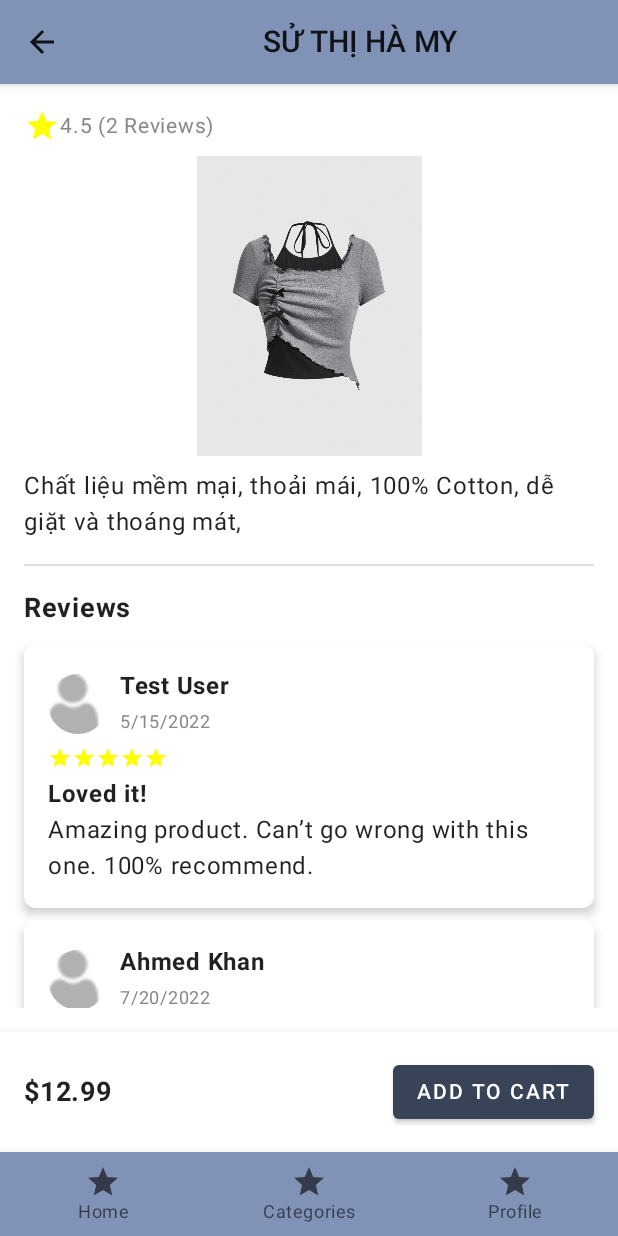
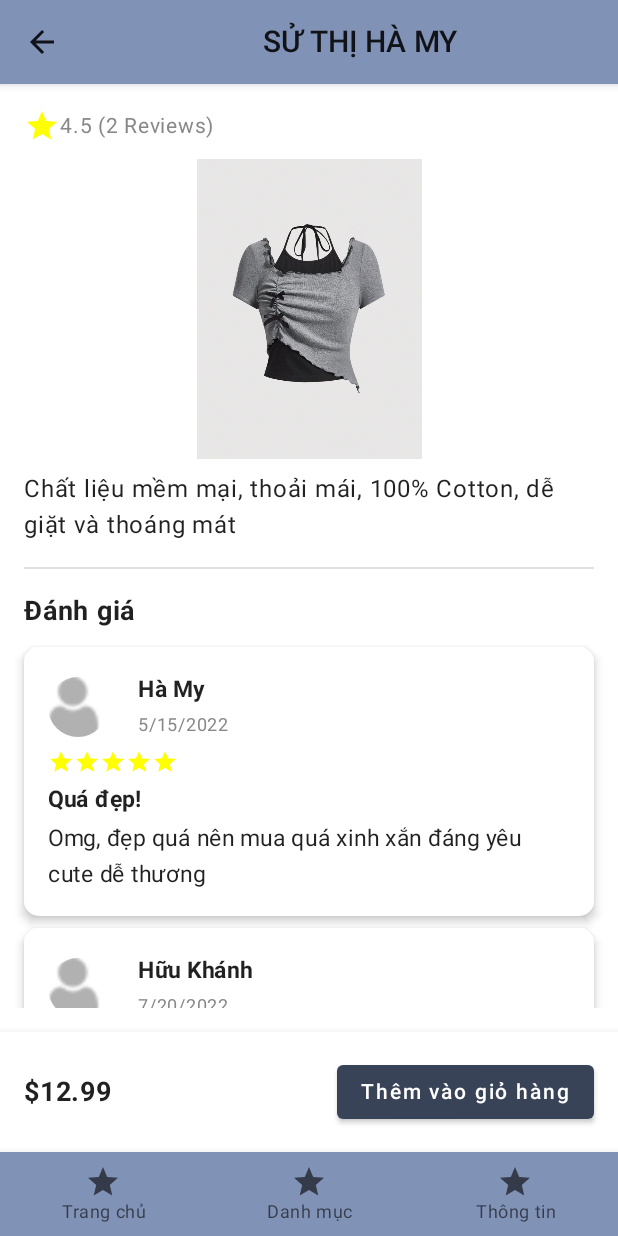
Before and after one commit to mysucute/Task1_LTDD, an Android app built with Jetpack Compose: the screen it shows after launch (MainActivity), after a tap on "SỬ THỊ HÀ MY", on a phone screen of 412 x 824 dp. Run offline under Robolectric (Android 15) with nearby library versions, the phone set to English and light mode, and no system bars.

```diff
--- a/app/src/main/java/com/example/task1/MainActivity.kt
+++ b/app/src/main/java/com/example/task1/MainActivity.kt
@@ -1,12 +1,12 @@
 package com.example.task1
 
-import android.os.Bundle
+import android.os.Bundle // lưu trữ dlieu tạm thời
 import androidx.activity.ComponentActivity
 import androidx.activity.compose.setContent
-import androidx.compose.material.MaterialTheme
-import androidx.navigation.compose.rememberNavController
-import androidx.navigation.compose.NavHost
-import androidx.navigation.compose.composable
+import androidx.compose.material.MaterialTheme //giúp đnh nghĩa màu sắc, type, theme
+import androidx.navigation.compose.rememberNavController // quản lý điều hướng giữua các màn hình
+import androidx.navigation.compose.NavHost //chứa ds các màn hình mà user có thể đìu hướng đến
+import androidx.navigation.compose.composable //lket 1 mhình vs 1 đg dẫn cụ thể
 import com.example.task1.ProductDetailScreen
 import com.example.task1.ProductListScreen
 
@@ -16,12 +16,12 @@ class MainActivity : ComponentActivity() {
         super.onCreate(savedInstanceState)
         setContent {
             MaterialTheme {
-                val navController = rememberNavController()
-                NavHost(navController, startDestination = "list") {
-                    composable("list") { ProductListScreen(navController) }
-                    composable("detail/{productId}") { backStackEntry ->
-                        val productId = backStackEntry.arguments?.getString("productId")?.toInt() ?: 0
-                        ProductDetailScreen(productId, navController)
+                val navController = rememberNavController() // đtg iều hướng giữa các màn hình, giúp lưu state navcontroler khi dao diện thay đổi
+                NavHost(navController, startDestination = "list") {// chỉ đnh mhinh đầu tiên là plist
+                    composable("list") { ProductListScreen(navController) }// hiển thị plist và truền navcontroller vào
+                    composable("detail/{productId}") { backStackEntry -> //đìu hướng đến detail theo id, sau đó hiển thị
+                        val productId = backStackEntry.arguments?.getString("productId")?.toIntOrNull() ?: 0 // đổi id chuỗi thành số để truy cập
+                        ProductDetailScreen(productId, navController) // hthị chi tiết sp với id đc lấy từ đg dẫn
                     }
                 }
             }
--- a/app/src/main/java/com/example/task1/ProductDetailScreen.kt
+++ b/app/src/main/java/com/example/task1/ProductDetailScreen.kt
@@ -1,14 +1,17 @@
 package com.example.task1
 
 import androidx.compose.foundation.Image
-import androidx.compose.foundation.layout.*
-import androidx.compose.foundation.shape.CircleShape
-import androidx.compose.foundation.shape.RoundedCornerShape
-import androidx.compose.material.*
+import androidx.compose.foundation.layout.* // cung cấp row, column, spacer, padding
+import androidx.compose.foundation.lazy.LazyColumn// tạo ds cuộn
+import androidx.compose.foundation.lazy.items
+import androidx.compose.foundation.shape.CircleShape// bo tròn
+import androidx.compose.foundation.shape.RoundedCornerShape// bo tròn
+import androidx.compose.material.* // cung cấp card, text, button, scaffold, topappbar
 import androidx.compose.material.icons.Icons
 import androidx.compose.material.icons.filled.ArrowBack
 import androidx.compose.material.icons.filled.Star
-import androidx.compose.runtime.Composable
+import androidx.compose.runtime.Composable // xđinh hàm compose
+import androidx.compose.runtime.remember // lưu trạng thái
 import androidx.compose.ui.Alignment
 import androidx.compose.ui.Modifier
 import androidx.compose.ui.draw.clip
@@ -18,45 +21,62 @@ import androidx.compose.ui.text.font.FontWeight
 import androidx.compose.ui.text.style.TextAlign
 import androidx.compose.ui.unit.dp
 import androidx.compose.ui.unit.sp
+import androidx.compose.ui.tooling.preview.Preview
+import androidx.compose.ui.platform.LocalContext // lấy context hiện tại trong compose
 import androidx.navigation.NavController
-import androidx.compose.foundation.lazy.LazyColumn
-import androidx.compose.foundation.lazy.items
-
-
-
+import androidx.navigation.testing.TestNavHostController // navcontroller giả lập cho preview
 
 @Composable
-fun ProductDetailScreen(productId: Int, navController: NavController) {
-    val product = sampleProducts.first { it.id == productId }
+fun rememberFakeNavController(): NavController { // tạo navcontroller giả lập để preview
+    val context = LocalContext.current // lấy context hiện tại
+    return remember { TestNavHostController(context) }
+}
 
+@Preview
+@Composable
+fun PreviewProductDetailScreen() {
+    val navController = rememberFakeNavController()
+    ProductDetailScreen(productId = 1, navController = navController)
+}
+
+//hiển thị thông tin chi tiết của sp
+@Composable
+fun ProductDetailScreen(productId: Int, navController: NavController) { //lấy tt dựa trên productid
+    val product = sampleProducts.firstOrNull { it.id == productId }// tìm sp theo id
+
+    if (product == null) { // nếu ko tìm thấy trả về null
+        Text("Không tìm thấy sản phẩm", fontSize = 20.sp, modifier = Modifier.padding(16.dp))
+        return
+    }
+
+    //giao ịeện chính
     Scaffold(
         topBar = {
-            TopAppBar(
+            TopAppBar( // thanh tiêu đề
                 title = {
                     Text(
-                        text = product.name,
+                        text = product.name, // hiển thị tên
                         modifier = Modifier.fillMaxWidth(),
                         textAlign = TextAlign.Center
                     )
                 },
-                backgroundColor = Color(0xFF8192B7), // Hồng nhạt
-                navigationIcon = {
+                backgroundColor = Color(0xFF8192B7),
+                navigationIcon = { // hiển thị nút quay lại
                     IconButton(onClick = { navController.popBackStack() }) {
                         Icon(Icons.Default.ArrowBack, contentDescription = "Back")
                     }
                 }
             )
         },
-        bottomBar = { BottomMenu() }
-    ) { paddingValues ->
+        bottomBar = { BottomMenu() } // thanh điều hướng dưới cùng
+    ) { paddingValues -> // trống giữa topappbar và bottommenu
         Column(
             modifier = Modifier
-                .padding(paddingValues)
+                .padding(paddingValues) // chừa không gian giữa topappbar và bottommenu
                 .fillMaxSize()
         ) {
-            LazyColumn(
-                modifier = Modifier
-                    .weight(1f)
+            LazyColumn( // tạo danh sách cuộn để hiển thị sản phẩm và đánh giá
+                modifier = Modifier.weight(1f) // chiếm toàn bộ không gian có thể cuộn
                     .padding(16.dp)
             ) {
                 item {
@@ -64,102 +84,123 @@ fun ProductDetailScreen(productId: Int, navController: NavController) {
                         Icon(Icons.Default.Star, contentDescription = "Rating", tint = Color.Yellow)
                         Text(text = "${product.rating} (2 Reviews)", fontSize = 14.sp, color = Color.Gray)
                     }
+                    Spacer(modifier = Modifier.height(10.dp)) // tạo khoảng cách cho phần tiếp theo
+
+                    Image(
+                        painter = painterResource(id = product.imageUrl), // lấy ảnh từ tài nguyên drawable
+                        contentDescription = product.name, // mô tả ảnh bằng tên sản phẩm
+                        modifier = Modifier
+                            .fillMaxWidth() // chiếm toàn bộ chiều rộng
+                            .height(200.dp)
+                            .clip(RoundedCornerShape(16.dp)) // bo góc ảnh
+                    )
                     Spacer(modifier = Modifier.height(8.dp))
 
-                    Image(
-                        painter = painterResource(id = product.imageUrl),
-                        contentDescription = product.name,
-                        modifier = Modifier
-                            .fillMaxWidth()
-                            .height(200.dp)
-                            .clip(RoundedCornerShape(16.dp))
-                    )
-                    Spacer(modifier = Modifier.height(8.dp))
                     Text(text = product.description, fontSize = 16.sp)
+
                     Spacer(modifier = Modifier.height(16.dp))
-                    Divider()
+
+                    Divider() // đường kẻ ngang
+
                     Spacer(modifier = Modifier.height(16.dp))
-                    Text("Reviews", fontSize = 18.sp, fontWeight = FontWeight.Bold)
+
+                    Text("Đánh giá", fontSize = 18.sp, fontWeight = FontWeight.Bold)
+
                     Spacer(modifier = Modifier.height(8.dp))
                 }
 
-                items(sampleReviews) { review ->
+                items(sampleReviews) { review -> // lặp qua danh sách sampleReviews để hiển thị
                     ReviewItem(
                         userName = review.userName,
                         date = review.date,
-                        rating = if (review.userName == "Test User") 5 else 4,
+                        rating = if (review.userName == "Hà My") 5 else 4,
                         title = review.title,
                         comment = review.comment
                     )
                 }
             }
 
-            BottomBar(product.price)
+            BottomBar(price = product.price) // thanh hiển thị giá ngay trên BottomMenu
         }
     }
 }
 
-
-// Danh sách mẫu cho bình luận
 data class Review(val userName: String, val date: String, val title: String, val comment: String)
 
 val sampleReviews = listOf(
-    Review("Test User", "5/15/2022", "Loved it!", "Amazing product. Can’t go wrong with this one. 100% recommend."),
-    Review("Ahmed Khan", "7/20/2022", "Excellent quality", "Amazing quality for the price."),
-    Review("Emily Johnson", "9/5/2023", "Very nice!", "Nice quality, will buy again."),
+    Review("Hà My", "5/15/2022", "Quá đẹp!", "Omg, đẹp quá nên mua quá xinh xắn đáng yêu cute dễ thương"),
+    Review("Hữu Khánh", "7/20/2022", "Tôi iu em", "Hàng đẹp nha sốp."),
+    Review("Con Chó", "9/5/2023", "Tốt lắm!", "Giá thành rẻ mặc hơi ngứa ôi quá xá là ngoan xinh yêu của mẹ ơi."),
 )
 
 
-
-
+//hàm đánh giá
+@Preview
 @Composable
-fun ReviewItem(userName: String, date: String, rating: Int, title: String, comment: String) {
-    Card(
-        shape = RoundedCornerShape(8.dp),
-        elevation = 4.dp,
+fun PreviewReviewItem() {
+    ReviewItem(
+        userName = "Hà My",
+        date = "10/10/2023",
+        rating = 5,
+        title = "Sản phẩm tốt!",
+        comment = "Tôi rất thích cái áo này, nên mua nha!"
+    )
+}
+@Composable
+fun ReviewItem(userName: String, date: String, rating: Int, title: String, comment: String) {// tham số truyền vào
+    Card( // làm hộp chứa đánh giá
+        shape = RoundedCornerShape(10.dp), // bo góc hộp
+        elevation = 4.dp, // hiệu ứngdđổ bóng
         modifier = Modifier
             .fillMaxWidth()
-            .padding(vertical = 4.dp)
+            .padding(vertical = 4.dp) //kc giữa các đnáh giá
     ) {
         Column(modifier = Modifier.padding(16.dp)) {
-            Row(verticalAlignment = Alignment.CenterVertically) {
+            Row(verticalAlignment = Alignment.CenterVertically) { //chia avt và tt ở cạnh nhau
                 Image(
-                    painter = painterResource(id = R.drawable.ic_person),
-                    contentDescription = "User Icon",
+                    painter = painterResource(id = R.drawable.ic_person),// lấy ảnh từ tài nguuyên drawable
+                    contentDescription = null,
                     modifier = Modifier
                         .size(40.dp)
-                        .clip(CircleShape)
+                        .clip(CircleShape) // làm tròn ảnh
                 )
-                Spacer(modifier = Modifier.width(8.dp))
+
+                Spacer(modifier = Modifier.width(20.dp)) // kc giữua ảnh và tt
+
                 Column {
-                    Text(text = userName, fontWeight = FontWeight.Bold)
+                    Text(text = userName, fontWeight = FontWeight.Bold, fontSize = 15.sp)
                     Text(text = date, fontSize = 12.sp, color = Color.Gray)
                 }
             }
 
-            Spacer(modifier = Modifier.height(4.dp))
+            Spacer(modifier = Modifier.height(4.dp)) //kc giữa tt và star
 
-            // ⭐ Hiển thị đánh giá sao
             Row {
-                repeat(rating) {
+                repeat(rating) { // vẽ số sao tương ứng vs rating
                     Icon(
-                        imageVector = Icons.Default.Star,
+                        imageVector = Icons.Default.Star, // bỉu tg star
                         contentDescription = "Star",
                         tint = Color.Yellow,
-                        modifier = Modifier.size(16.dp)
+                        modifier = Modifier.size(17.dp)
                     )
                 }
             }
 
             Spacer(modifier = Modifier.height(4.dp))
 
-            Text(text = title, fontWeight = FontWeight.Bold)
-            Text(text = comment)
+            Text(text = title, fontWeight = FontWeight.Bold, fontSize = 15.sp)
+            Spacer(modifier = Modifier.height(2.dp))
+            Text(text = comment, fontSize = 15.sp)
         }
     }
 }
 
 
+@Preview
+@Composable
+fun PreviewBottomBar() {
+    BottomBar(price = "$99.99")
+}
 @Composable
 fun BottomBar(price: String) {
     Surface(elevation = 8.dp) {
@@ -167,25 +208,51 @@ fun BottomBar(price: String) {
             modifier = Modifier
                 .fillMaxWidth()
                 .padding(16.dp),
-            horizontalArrangement = Arrangement.SpaceBetween,
+            horizontalArrangement = Arrangement.SpaceBetween, // căn giá và nút cách xa nhau
             verticalAlignment = Alignment.CenterVertically
         ) {
             Text(text = "$price", fontSize = 18.sp, fontWeight = FontWeight.Bold)
             Button(
                 onClick = { /* Add to Cart */ },
-                colors = ButtonDefaults.buttonColors(backgroundColor = Color(0xFF394357)) // Hồng nhạt
+                colors = ButtonDefaults.buttonColors(backgroundColor = Color(0xFF394357))
             ) {
-                Text("ADD TO CART", color = Color.White) // Chữ trắng để dễ đọc
+                Text("Thêm vào giỏ hàng", color = Color.White)
             }
         }
     }
 }
 
+@Preview
+@Composable
+fun PreviewBottomMenu() {
+    Surface {
+        BottomMenu()
+    }
+}
+
 @Composable
 fun BottomMenu() {
-    BottomNavigation(backgroundColor = Color(0xFF8192B7)) { // Hồng nhạt
-        BottomNavigationItem(icon = { Icon(Icons.Default.Star, contentDescription = "Home") }, label = { Text("Home") }, selected = false, onClick = {})
-        BottomNavigationItem(icon = { Icon(Icons.Default.Star, contentDescription = "Categories") }, label = { Text("Categories") }, selected = false, onClick = {})
-        BottomNavigationItem(icon = { Icon(Icons.Default.Star, contentDescription = "Profile") }, label = { Text("Profile") }, selected = false, onClick = {})
+    BottomNavigation( // thanh điều hướng
+        backgroundColor = Color(0xFF8192B7),
+        modifier = Modifier.fillMaxWidth() // đảm bảo menu hiển thị đầy đủ chiều rộng
+    ) {
+        BottomNavigationItem(
+            icon = { Icon(Icons.Default.Star, contentDescription = "Home") },
+            label = { Text("Trang chủ") },
+            selected = false,
+            onClick = {}
+        )
+        BottomNavigationItem(
+            icon = { Icon(Icons.Default.Star, contentDescription = "Categories") },
+            label = { Text("Danh mục") },
+            selected = false,
+            onClick = {}
+        )
+        BottomNavigationItem(
+            icon = { Icon(Icons.Default.Star, contentDescription = "Profile") },
+            label = { Text("Thông tin") },
+            selected = false,
+            onClick = {}
+        )
     }
 }
--- a/app/src/main/java/com/example/task1/ProductListScreen.kt
+++ b/app/src/main/java/com/example/task1/ProductListScreen.kt
@@ -2,24 +2,25 @@ package com.example.task1
 
 import androidx.compose.foundation.Image
 import androidx.compose.foundation.background
-import androidx.compose.foundation.clickable
-import androidx.compose.foundation.layout.*
-import androidx.compose.foundation.lazy.LazyColumn
+import androidx.compose.foundation.clickable //xử lí skien click vào sp
+import androidx.compose.foundation.layout.* // cung cấp row, column, box, spacer, padding...
+import androidx.compose.foundation.lazy.LazyColumn // danh sách cuộn
 import androidx.compose.foundation.lazy.items
 import androidx.compose.foundation.shape.RoundedCornerShape
-import androidx.compose.material.*
+import androidx.compose.material.* // cung cấp card, text, button, scaffold, topappbar
 import androidx.compose.material.icons.Icons
 import androidx.compose.material.icons.filled.*
 import androidx.compose.runtime.*
 import androidx.compose.ui.Alignment
-import androidx.compose.ui.Modifier
+import androidx.compose.ui.Modifier // chỉnh sửa layout
 import androidx.compose.ui.graphics.Color
-import androidx.compose.ui.res.painterResource
+import androidx.compose.ui.res.painterResource // load ảnh từ drawable
 import androidx.compose.ui.text.font.FontWeight
 import androidx.compose.ui.tooling.preview.Preview
-import androidx.compose.ui.unit.dp
-import androidx.compose.ui.unit.sp
+import androidx.compose.ui.unit.dp // kcach
+import androidx.compose.ui.unit.sp // kthuoc chữ
 import androidx.navigation.NavController
+import androidx.navigation.compose.rememberNavController
 import com.example.task1.ui.theme.Background
 
 data class Product(
@@ -32,7 +33,7 @@ data class Product(
 )
 
 val sampleProducts = listOf(
-    Product(1, "SỬ THỊ HÀ MY", "Chất liệu mềm mại, thoải mái, 100% Cotton, dễ giặt và thoáng mát, ", "$12.99", R.drawable.tshirt, 4.5f),
+    Product(1, "SỬ THỊ HÀ MY", "Chất liệu mềm mại, thoải mái, 100% Cotton, dễ giặt và thoáng mát", "$12.99", R.drawable.tshirt, 4.5f),
     Product(2, "SỬ THỊ HÀ MY", "100% Cotton, dễ giặt và thoáng mát, Sản phẩm cao cấp, thiết kế đẹp", "$7.95", R.drawable.red_shirt, 4.0f),
     Product(3, "SỬ THỊ HÀ MY", "Sản phẩm cao cấp, thiết kế đẹp, 100% Cotton, dễ giặt và thoáng mát", "$9.85", R.drawable.white_shirt, 3.8f),
     Product(4, "SỬ THỊ HÀ MY", "Chống nước, thích hợp đi mưa, 100% Cotton, dễ giặt và thoáng mát", "$29.99", R.drawable.jacket, 4.7f)
@@ -40,60 +41,59 @@ val sampleProducts = listOf(
 
 @Composable
 fun ProductListScreen(navController: NavController) {
-    var selectedTab by remember { mutableStateOf(0) }
+    var selectedTab by remember { mutableStateOf(0) } // biến trạng thái
 
-    Scaffold(
-        topBar = { TopAppBar(title = { Text("Hàng mới về") }, backgroundColor = Color(0xFF8192B7), contentColor = Color.Black) },
-        bottomBar = { BottomNavigationBar(selectedTab, onTabSelected = { selectedTab = it }) }
-    ) { paddingValues ->
-        LazyColumn(
-            contentPadding = paddingValues,
-            modifier = Modifier.padding(16.dp).background(Background)
+    Scaffold( // giúp qly tổng thể màn hình
+        topBar = { TopAppBar(title = { Text("Hàng mới về") }, backgroundColor = Color(0xFF8192B7), contentColor = Color.Black) }, //thanh tiêu đề
+        bottomBar = { BottomNavigationBar(selectedTab, onTabSelected = { selectedTab = it }) } // thanh điều hướng
+    ) { paddingValues -> // khoảng trống giữa topappbar và bottombar
+        LazyColumn( // ds cuộn hthi ds sp
+            contentPadding = paddingValues, // đảm bảo danh sch không bị che bởi 2 cái kia
+            modifier = Modifier.padding(16.dp).background(Background) // thêm kc quanh ds và đặt bg
         ) {
-            items(sampleProducts) { product ->
-                ProductItem(product, onClick = {
-                    navController.navigate("detail/${product.id}")
+            items(sampleProducts) { product -> // lặp các ds sampleP, hiển thị qua pItem
+                ProductItem(product, onClick = { //onclik khi nhấn vô sp
+                    navController.navigate("detail/${product.id}") // chuyển sang màn hình detail
                 })
             }
         }
     }
 }
 
+// productitem hiển thị thng tin spam
 @Composable
-fun ProductItem(product: Product, onClick: () -> Unit) {
-    Card(
+fun ProductItem(product: Product, onClick: () -> Unit) { // onclick điều hướng đến màn hình chi tiết sp
+    Card( // tạo 1 ô chứa sp
         modifier = Modifier
-            .fillMaxWidth()
-            .padding(5.dp)
-            .clickable { onClick() },
-        shape = RoundedCornerShape(16.dp),
+            .fillMaxWidth() // chiếm toàn bộ chìu r man hình
+            .padding(5.dp) // thêm kc giữa các sp
+            .clickable { onClick() }, //khi click vào sp sẽ thực thi onclick
+        shape = RoundedCornerShape(16.dp), // bo góc ô
         elevation = 4.dp
     ) {
-        Row(
-            modifier = Modifier.padding(16.dp),
-            verticalAlignment = Alignment.CenterVertically
+        Row( // hiển thị ảnh và tt theo hàng ngang
+            modifier = Modifier.padding(10.dp), //tạo kc bên trong card
+            verticalAlignment = Alignment.CenterVertically // căn giữa theo trục dọc
         ) {
             Image(
-                painter = painterResource(id = product.imageUrl),
+                painter = painterResource(id = product.imageUrl), // hiển thị ảnh từ product.imageUrl
                 contentDescription = null,
-                modifier = Modifier.size(150.dp)
+                modifier = Modifier.size(150.dp) // kthuoc cố định ảnh
             )
-            Spacer(modifier = Modifier.width(16.dp))
+            Spacer(modifier = Modifier.width(10.dp)) // kcach giua ảnh và tt
 
-            Column {
-                Text(text = product.name, fontWeight = FontWeight.Bold, fontSize = 16.sp)
-                Text(text = product.description, fontSize = 12.sp, color = Color.Gray)
+            Column { // sxep tt theo cột dọc
+                Text(text = product.name, fontWeight = FontWeight.Bold, fontSize = 16.sp) //tên sp đc in đậm
+                Text(text = product.description, fontSize = 12.sp, color = Color.Gray) //mô tả sp
 
                 Row(verticalAlignment = Alignment.CenterVertically) {
-                    Icon(Icons.Default.Star, contentDescription = "Rating", tint = Color.Yellow)
-                    Text(text = product.rating.toString(), fontSize = 14.sp, color = Color.Gray)
+                    Icon(Icons.Default.Star, contentDescription = "Rating", tint = Color.Yellow) //hiển thị icon star vàng
+                    Text(text = product.rating.toString(), fontSize = 14.sp, color = Color.Gray) // hiển thị số điểm đánh giá
                 }
 
-                // Hộp chứa giá tiền & nút thêm
+                //tạo hộp chứa giá và +
                 Card(
-                    modifier = Modifier
-                        .fillMaxWidth()
-                        .padding(top = 4.dp),
+                    modifier = Modifier.fillMaxWidth().padding(top = 4.dp), //
                     shape = RoundedCornerShape(30.dp),
                     elevation = 2.dp
                 ) {
@@ -108,7 +108,7 @@ fun ProductItem(product: Product, onClick: () -> Unit) {
                             fontSize = 14.sp,
                             color = Color.Black
                         )
-                        IconButton(onClick = { /* TODO: Thêm vào giỏ hàng */ }) {
+                        IconButton(onClick = { /* code thêm vào giỏ */ }) {
                             Icon(Icons.Default.Add, contentDescription = "Add to Cart", tint = Color.Black)
                         }
                     }
@@ -144,3 +144,24 @@ fun BottomNavigationBar(selectedTab: Int, onTabSelected: (Int) -> Unit) {
         )
     }
 }
+
+@Preview(showBackground = true)
+@Composable
+fun PreviewProductItem() {
+    ProductItem(
+        product = Product(1, "SỬ THỊ HÀ MY", "Chất liệu mềm mại, thoải mái, 100% Cotton, dễ giặt và thoáng mát", "$12.99", R.drawable.tshirt, 4.5f),
+        onClick = {}
+    )
+}
+
+@Preview(showBackground = true)
+@Composable
+fun PreviewProductListScreen() {
+    ProductListScreen(navController = rememberNavController())
+}
+
+@Preview(showBackground = true)
+@Composable
+fun PreviewBottomNavigationBar() {
+    BottomNavigationBar(selectedTab = 0, onTabSelected = {})
+}
```
Also changed, not shown: app/build.gradle.kts (+11 -10 lines), app/src/main/res/drawable/ic_add.png (deleted).
